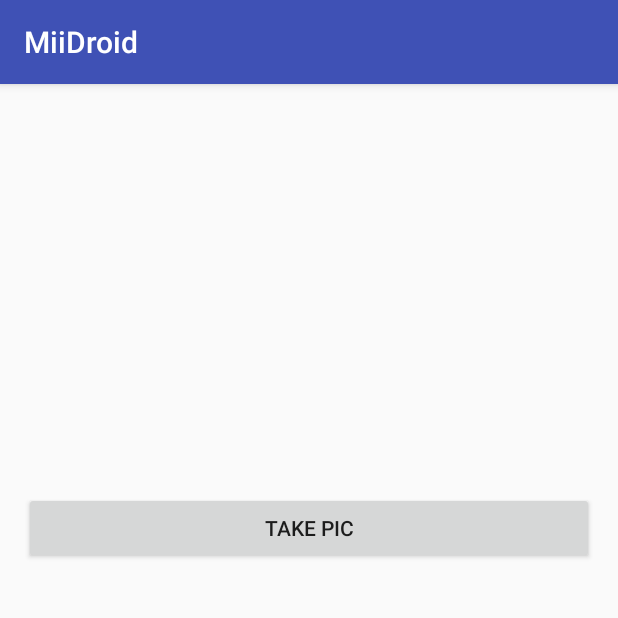
After one commit to AndroidGlass/MiiDroid, an Android app: the CameraIntentActivity screen opened directly, with no data from a screen before it, on a phone screen of 412 x 824 dp, the top half of it. The commit adds this screen. Run offline under Robolectric (Android 15) with nearby library versions, the phone set to English and light mode, and no system bars.

Commit message:
Camera intent

```diff
--- a/app/src/main/AndroidManifest.xml
+++ b/app/src/main/AndroidManifest.xml
@@ -16,7 +16,8 @@
             </intent-filter>
         </activity>
         <activity android:name=".menu.MenuActivity" />
-        <activity android:name=".lifecycle.LifecycleDemoActivity"></activity>
+        <activity android:name=".lifecycle.LifecycleDemoActivity" />
+        <activity android:name=".implicit.intents.CameraIntentActivity"></activity>
     </application>
 
 </manifest>
--- a/app/src/main/java/meetup/droid/miidroid/MainActivity.java
+++ b/app/src/main/java/meetup/droid/miidroid/MainActivity.java
@@ -38,6 +38,11 @@ public class MainActivity extends AppCompatActivity {
          */
         mEtUsername = (EditText) findViewById(R.id.et_username);
         mEtPassword = (EditText) findViewById(R.id.et_password);
+
+        //TODO remove
+        mEtUsername.setText(EXPECTED_USERNAME);
+        mEtPassword.setText(EXPECTED_PASSWORD);
+
         mBtnLogin = (Button) findViewById(R.id.btn_login);
         mTvErrorMessage = (TextView) findViewById(R.id.tv_error);
 
--- /dev/null
+++ b/app/src/main/java/meetup/droid/miidroid/implicit/intents/CameraIntentActivity.java
@@ -0,0 +1,54 @@
+package meetup.droid.miidroid.implicit.intents;
+
+import android.content.Intent;
+import android.graphics.Bitmap;
+import android.net.Uri;
+import android.provider.MediaStore;
+import android.support.v7.app.AppCompatActivity;
+import android.os.Bundle;
+import android.view.View;
+import android.widget.ImageView;
+
+import meetup.droid.miidroid.R;
+
+public class CameraIntentActivity extends AppCompatActivity implements View.OnClickListener {
+
+    private static final int CAPTURE_PHOTO_REQUEST_CODE = 0x123;
+
+    private ImageView mPicView;
+
+    @Override
+    protected void onCreate(Bundle savedInstanceState) {
+        super.onCreate(savedInstanceState);
+        setContentView(R.layout.activity_camera_intent);
+
+        mPicView = (ImageView) findViewById(R.id.iv_image);
+        findViewById(R.id.btn_take_pic).setOnClickListener(this);
+
+    }
+
+    @Override
+    public void onClick(View v) {
+        switch (v.getId()) {
+            case R.id.btn_take_pic:
+                launchCamera();
+                break;
+        }
+    }
+
+    private void launchCamera() {
+        Intent intent = new Intent(MediaStore.ACTION_IMAGE_CAPTURE);
+        startActivityForResult(intent, CAPTURE_PHOTO_REQUEST_CODE);
+    }
+
+    @Override
+    protected void onActivityResult(int requestCode, int resultCode, Intent data) {
+        if (requestCode == CAPTURE_PHOTO_REQUEST_CODE) {
+            if (resultCode == RESULT_OK) {
+
+                Bitmap bitmap = (Bitmap) data.getExtras().get("data");
+                mPicView.setImageBitmap(bitmap);
+            }
+        }
+    }
+}
--- a/app/src/main/java/meetup/droid/miidroid/menu/MenuActivity.java
+++ b/app/src/main/java/meetup/droid/miidroid/menu/MenuActivity.java
@@ -7,6 +7,7 @@ import android.support.v7.widget.RecyclerView;
 import android.widget.LinearLayout;
 
 import meetup.droid.miidroid.R;
+import meetup.droid.miidroid.implicit.intents.CameraIntentActivity;
 import meetup.droid.miidroid.lifecycle.LifecycleDemoActivity;
 
 /**
@@ -16,7 +17,8 @@ public class MenuActivity extends AppCompatActivity {
 
     private static MenuItem[] menuItems = new MenuItem[] {
             //todo create a class to start
-            new MenuItem(LifecycleDemoActivity.class, "Lifecycle Demo")
+            new MenuItem(LifecycleDemoActivity.class, "Lifecycle Demo"),
+            new MenuItem(CameraIntentActivity.class, "Camera Intent Demo")
     };
 
     @Override
--- /dev/null
+++ b/app/src/main/res/layout/activity_camera_intent.xml
@@ -0,0 +1,27 @@
+<?xml version="1.0" encoding="utf-8"?>
+<LinearLayout xmlns:android="http://schemas.android.com/apk/res/android"
+    xmlns:tools="http://schemas.android.com/tools"
+    android:layout_width="match_parent"
+    android:layout_height="match_parent"
+    android:orientation="vertical"
+    android:paddingBottom="@dimen/activity_vertical_margin"
+    android:paddingLeft="@dimen/activity_horizontal_margin"
+    android:paddingRight="@dimen/activity_horizontal_margin"
+    android:paddingTop="@dimen/activity_vertical_margin"
+    tools:context="meetup.droid.miidroid.implicit.intents.CameraIntentActivity">
+
+    <ImageView
+        android:id="@+id/iv_image"
+        android:layout_width="256dp"
+        android:layout_height="256dp"
+        android:layout_gravity="center_horizontal"
+        tools:src="@mipmap/ic_launcher" />
+
+    <Button
+        android:id="@+id/btn_take_pic"
+        android:layout_width="match_parent"
+        android:layout_height="wrap_content"
+        android:text="@string/take_pic" />
+
+
+</LinearLayout>
--- a/app/src/main/res/values/strings.xml
+++ b/app/src/main/res/values/strings.xml
@@ -1,4 +1,5 @@
 <resources>
     <string name="app_name">MiiDroid</string>
     <string name="place_holder">Lorem Ipsum is simply dummy text of the printing and typesetting industry. Lorem Ipsum has been the industry\'s standard dummy text ever since the 1500s, when an unknown printer took a galley of type and scrambled it to make a type specimen book. It has survived not only five centuries, but also the leap into electronic typesetting, remaining essentially unchanged. It was popularised in the 1960s with the release of Letraset sheets containing Lorem Ipsum passages, and more recently with desktop publishing software like Aldus PageMaker including versions of Lorem Ipsum.</string>
+    <string name="take_pic">Take Pic</string>
 </resources>
```
